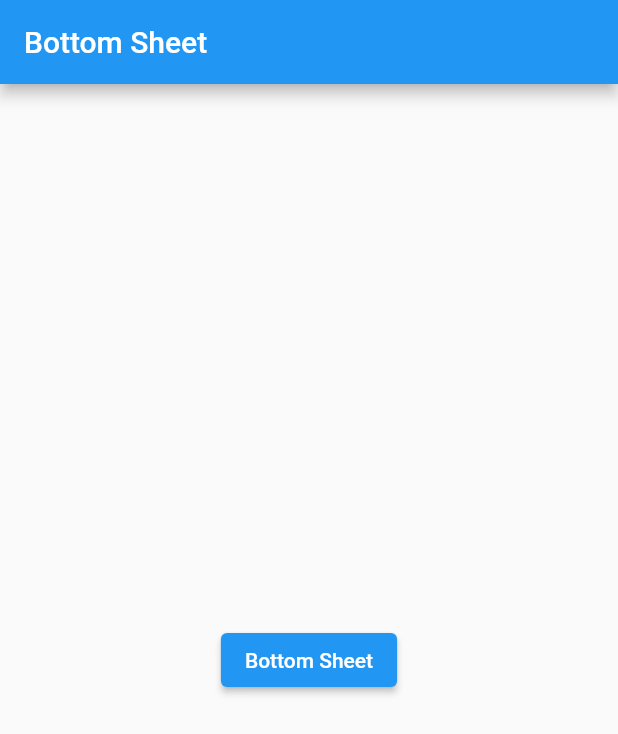
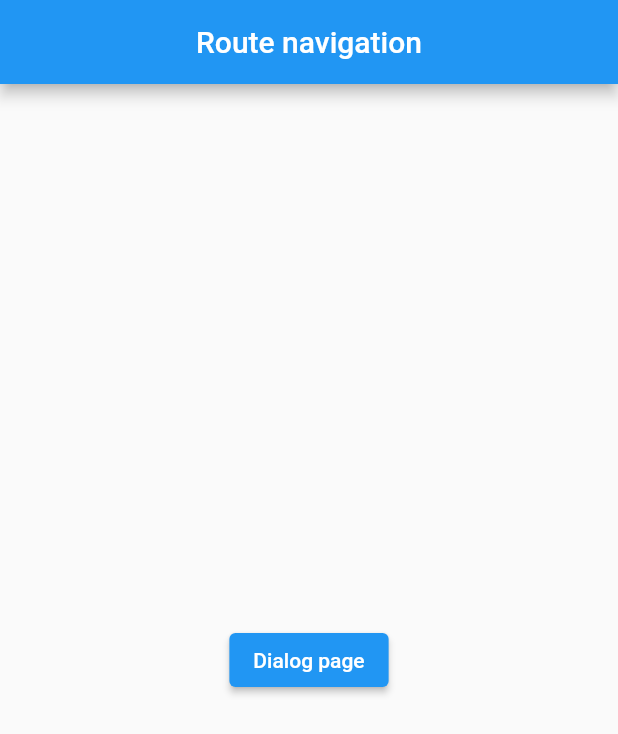
Before and after one commit to Awaizkazi/shopx, a Flutter app: the screen it shows after launch, on a phone screen of 412 x 824 dp. Shown: the top 734 px of the screen. Run offline on Flutter 3.47's test engine with Material 2 defaults, Android fonts, the phone set to English and light mode, and no system bars; our stand-ins replace get.

Commit message:
Navigate complete using GETX

```diff
--- a/lib/GETX/bottom_sheet.dart
+++ b/lib/GETX/bottom_sheet.dart
@@ -5,8 +5,8 @@ class BottomSheetExample extends StatelessWidget {
   const BottomSheetExample({super.key});
   @override
   Widget build(BuildContext context) {
-    bool Value = false;
     return GetMaterialApp(
+      debugShowCheckedModeBanner: false,
       title: 'Bottom Sheet',
       home: Scaffold(
         appBar: AppBar(
--- /dev/null
+++ b/lib/GETX/route_naviagtion.dart
@@ -0,0 +1,53 @@
+import 'package:flutter/material.dart';
+import 'package:get/get.dart';
+import 'package:shopx/GETX/bottom_sheet.dart';
+import 'package:shopx/GETX/dialog_box.dart';
+import 'package:shopx/GETX/home_screen.dart';
+
+class RouteNavigation extends StatelessWidget {
+  const RouteNavigation({super.key});
+  @override
+  Widget build(BuildContext context) {
+    return GetMaterialApp(
+      debugShowCheckedModeBanner: false,
+      title: 'Route navigation',
+      home: Scaffold(
+        appBar: AppBar(
+          title: Text('Route navigation'),
+          centerTitle: true,
+        ),
+        body: Center(
+          child: Column(
+            mainAxisAlignment: MainAxisAlignment.center,
+            crossAxisAlignment: CrossAxisAlignment.center,
+            children: [
+              ElevatedButton(
+                child: Text('Dialog page'),
+                onPressed: (() async {
+                  // Get.to(
+                  //   HomeScreen(),
+                  //   transition: Transition.zoom,
+                  //   // Duration for Transition animation
+                  //   duration: Duration(milliseconds: 2000),
+                  //   // Curve Animation
+                  //   curve: Curves.fastOutSlowIn,
+                  // );
+                  // // Go to home screen but no option to return to previous screen
+                  // Get.off(HomeScreen());
+                  // // Go to home screen and cancel all previous screens/ routes
+                  // Get.offAll(HomeScreen());
+                  // Go to next screens with some data
+                  // Get.to(HomeScreen(), arguments: 'Data From Route Navigation');
+                  // Go to next Screen and receive data sent from home screen
+                  // Next Screen pe jane ke baad data receive kare and then wo data ko HomeScreen pe show kare
+                  var data = await Get.to(HomeScreen());
+                  print('Received Data : ${data}');
+                }),
+              ),
+            ],
+          ),
+        ),
+      ),
+    );
+  }
+}
--- a/lib/main.dart
+++ b/lib/main.dart
@@ -1,5 +1,7 @@
 import 'package:flutter/material.dart';
+import 'package:get/get.dart';
 import 'package:shopx/GETX/bottom_sheet.dart';
+import 'package:shopx/GETX/route_naviagtion.dart';
 import 'GETX/dialog_box.dart';
 import 'home_page.dart';
 
@@ -19,7 +21,15 @@ class MyApp extends StatelessWidget {
         primarySwatch: Colors.blue,
         visualDensity: VisualDensity.adaptivePlatformDensity,
       ),
-      home: BottomSheetExample(),
+      home: RouteNavigation(),
     );
   }
 }
+
+
+//! #5 || Flutter GetX Tutorial || Route Navigation for Un-named Routes using GetX Library
+/*
+https://www.youtube.com/watch?v=7_Ze16_tMBE&list=PLCaS22Sjc8YR32XmudgmVqs49t-eKKr9t&index=6
+
+ Completed
+*/
```
Also changed, not shown: lib/GETX/home_screen.dart (added, +37 -0 lines).
